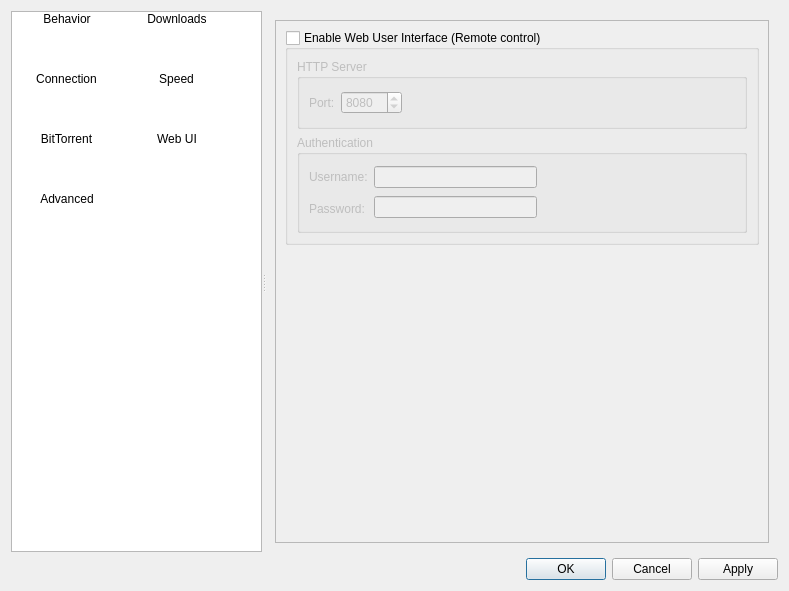
Old version of the form src/preferences/options.ui in the repository SysAdminDoc/qBittorrent-Vanced.
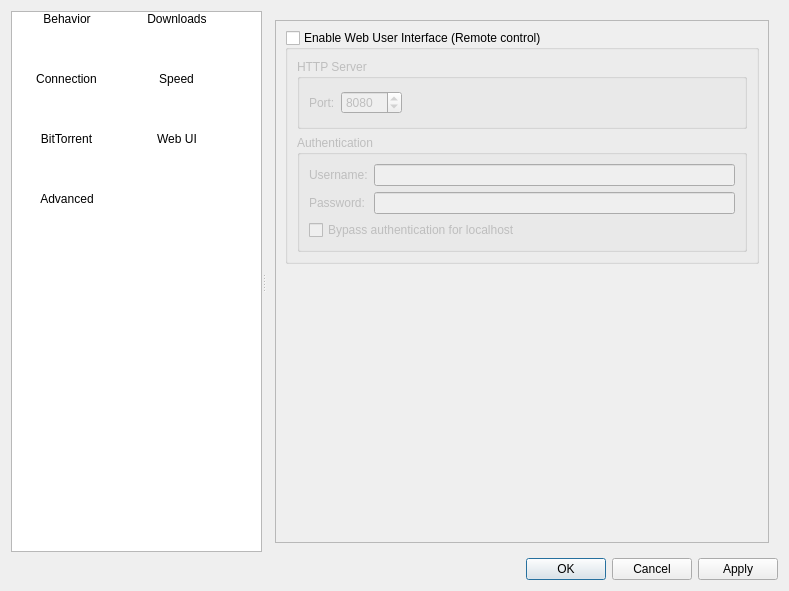
New version of the form. The open tabs and pages were chosen to show the change. Icons and pictures are not drawn.

Commit message: FEATURE: Added option to bypass Web UI authentication for localhost

```diff
--- a/src/preferences/options.ui
+++ b/src/preferences/options.ui
@@ -2152,8 +2152,8 @@
             <rect>
              <x>0</x>
              <y>0</y>
-             <width>378</width>
-             <height>229</height>
+             <width>517</width>
+             <height>414</height>
             </rect>
            </property>
            <layout class="QVBoxLayout" name="verticalLayout_23">
@@ -2216,28 +2216,8 @@
                  <property name="title">
                   <string>Authentication</string>
                  </property>
-                 <layout class="QHBoxLayout">
-                  <item>
-                   <layout class="QVBoxLayout">
-                    <item>
-                     <widget class="QLabel" name="lblWebUiUsername">
-                      <property name="text">
-                       <string>Username:</string>
-                      </property>
-                     </widget>
-                    </item>
-                    <item>
-                     <widget class="QLabel" name="lblWebUiPassword">
-                      <property name="text">
-                       <string>Password:</string>
-                      </property>
-                     </widget>
-                    </item>
-                   </layout>
-                  </item>
-                  <item>
-                   <layout class="QVBoxLayout">
-                    <item>
+                 <layout class="QGridLayout" name="gridLayout_10">
+                  <item row="0" column="1" rowspan="3">
                      <widget class="QLineEdit" name="textWebUiUsername">
                       <property name="text">
                        <string/>
@@ -2250,7 +2230,7 @@
                       </property>
                      </widget>
                     </item>
-                    <item>
+                  <item row="3" column="1">
                      <widget class="QLineEdit" name="textWebUiPassword">
                       <property name="text">
                        <string/>
@@ -2263,20 +2243,26 @@
                       </property>
                      </widget>
                     </item>
-                   </layout>
+                  <item row="4" column="0" colspan="2">
+                   <widget class="QCheckBox" name="checkBypassLocalAuth">
+                    <property name="text">
+                     <string>Bypass authentication for localhost</string>
+                    </property>
+                   </widget>
                   </item>
-                  <item>
-                   <spacer>
-                    <property name="orientation">
-                     <enum>Qt::Horizontal</enum>
+                  <item row="0" column="0" rowspan="3">
+                   <widget class="QLabel" name="lblWebUiUsername">
+                    <property name="text">
+                     <string>Username:</string>
                     </property>
-                    <property name="sizeHint" stdset="0">
-                     <size>
-                      <width>198</width>
-                      <height>57</height>
-                     </size>
+                   </widget>
+                  </item>
+                  <item row="3" column="0">
+                   <widget class="QLabel" name="lblWebUiPassword">
+                    <property name="text">
+                     <string>Password:</string>
                     </property>
-                   </spacer>
+                   </widget>
                   </item>
                  </layout>
                 </widget>
```
Left out of the diff: 12 changed lines with no effect on the pictures. Lines whose indentation alone changed are shown as unchanged. The commit also changes 40 other files.
